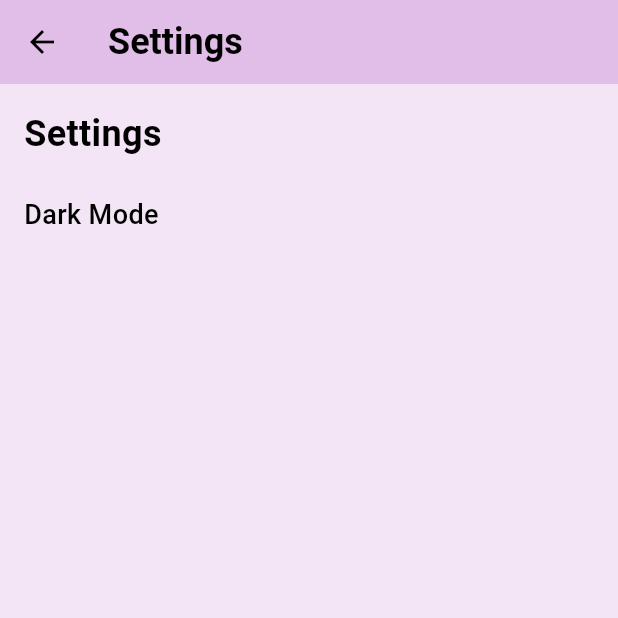
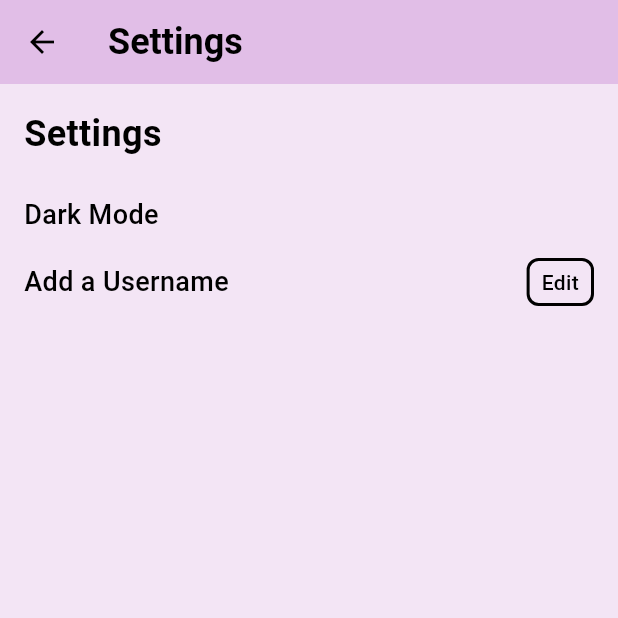
Before and after one commit to Mrityunjayyshukla/passcode_manager, a Flutter app: the screen it shows after launch, after a tap on the "settings" icon, on a phone screen of 412 x 824 dp, the top half of it. Run offline on Flutter 3.47's test engine with Material 3 defaults, Android fonts, the phone set to English and light mode, and no system bars; our stand-ins replace shared_preferences.

Commit message:
minor changes #2

```diff
--- a/lib/components.dart
+++ b/lib/components.dart
@@ -22,3 +22,5 @@ ThemeData darkMode = ThemeData(
   ),
   useMaterial3: true,
 );
+
+TextEditingController usernameEditingController = TextEditingController();
--- a/lib/main.dart
+++ b/lib/main.dart
@@ -36,6 +36,7 @@ class ListPage extends StatefulWidget {
 }
 
 class _ListPageState extends State<ListPage> {
+  String _username='';
   // This is the list of all the records which are there.
   List<Map<String, String>> records = [];
 
@@ -44,6 +45,15 @@ class _ListPageState extends State<ListPage> {
   void initState() {
     super.initState();
     _loadRecords();
+    _loadUsername();
+  }
+
+  void _loadUsername() async {
+    SharedPreferences prefs = await SharedPreferences.getInstance();
+    String savedUsername = prefs.getString('username')??'';
+    setState(() {
+      _username=savedUsername;
+    });
   }
 
   // Load Records function will be used to fetch
@@ -168,9 +178,11 @@ class _ListPageState extends State<ListPage> {
               ),
             ),
             const SizedBox(height: 16),
-            const Text(
-              "Hello, User!",
-              style: TextStyle(
+            Text(
+              usernameEditingController.text.isEmpty
+              ?"Hello, User!"
+              :"Hello, $_username!",
+              style: const TextStyle(
                 fontSize: 20,
                 fontWeight: FontWeight.bold,
               ),
--- a/lib/settings_page.dart
+++ b/lib/settings_page.dart
@@ -1,4 +1,6 @@
 import 'package:flutter/material.dart';
+import 'package:passcodemanager/components.dart';
+import 'package:shared_preferences/shared_preferences.dart';
 
 class SettingsPage extends StatefulWidget {
   const SettingsPage({super.key});
@@ -8,6 +10,15 @@ class SettingsPage extends StatefulWidget {
 }
 
 class _SettingsPageState extends State<SettingsPage> {
+  bool isEditClicked=false;
+
+  @override
+  void initState() {
+    // TODO: implement initState
+    super.initState();
+    _loadUsername();
+  }
+
   @override
   Widget build(BuildContext context) {
     return Scaffold(
@@ -26,7 +37,7 @@ class _SettingsPageState extends State<SettingsPage> {
           ),
         ),
         backgroundColor: Theme.of(context).colorScheme.primary,
-        title: Text(
+        title: const Text(
           "Settings",
           style: TextStyle(
             fontWeight: FontWeight.bold,
@@ -36,21 +47,21 @@ class _SettingsPageState extends State<SettingsPage> {
       ),
 
       // Body
-      body: const SingleChildScrollView(
-        padding: EdgeInsets.all(16),
-        physics: BouncingScrollPhysics(),
+      body: SingleChildScrollView(
+        padding: const EdgeInsets.all(16),
+        physics: const BouncingScrollPhysics(),
         child: Column(
           crossAxisAlignment: CrossAxisAlignment.start,
           children: [
-            Text(
+            const Text(
               "Settings",
               style: TextStyle(
                 fontSize: 24,
                 fontWeight: FontWeight.w700,
               ),
             ),
-            SizedBox(height: 24),
-            Row(
+            const SizedBox(height: 24),
+            const Row(
               mainAxisAlignment: MainAxisAlignment.spaceBetween,
               children: [
                 Text(
@@ -61,10 +72,76 @@ class _SettingsPageState extends State<SettingsPage> {
                   ),
                 ),
               ],
+            ),
+            const SizedBox(height: 16),
+            Row(
+              mainAxisAlignment: MainAxisAlignment.spaceBetween,
+              children: [
+                const Text(
+                  "Add a Username",
+                  style: TextStyle(
+                    fontSize: 18,
+                    fontWeight: FontWeight.w500,
+                  ),
+                ),
+                GestureDetector(
+                  child: Container(
+                    padding: const EdgeInsets.symmetric(horizontal: 8,vertical: 4),
+                    decoration: BoxDecoration(
+                      border: Border.all(width: 2,color: Theme.of(context).colorScheme.tertiary),
+                      borderRadius: BorderRadius.circular(8)
+                    ),
+                    child: Text(
+                      isEditClicked? 'Cancel':'Edit',
+                      style: const TextStyle(
+                        fontWeight: FontWeight.w500,
+                      ),
+                    ),
+                  ),
+                  onTap: (){
+                    setState(() {
+                      isEditClicked=!isEditClicked;
+                      if (!isEditClicked){
+                        _saveUsername();
+                      }
+                    });
+                  },
+                ),
+              ],
+            ),
+            const SizedBox(height: 16),
+            isEditClicked?
+            Container(
+              padding: const EdgeInsets.symmetric(horizontal: 8),
+              decoration: BoxDecoration(
+                border: Border.all(width: 2,color: Theme.of(context).colorScheme.tertiary),
+                borderRadius: BorderRadius.circular(12),
+              ),
+              child: const TextField(
+                decoration: InputDecoration(
+                  border: InputBorder.none,
+                ),
+              ),
             )
+            : const SizedBox.shrink()
           ],
         ),
       ),
     );
   }
+
+  void _saveUsername() async {
+    String enteredUsername = usernameEditingController.text;
+    // Save the entered username to SharedPreferences
+    SharedPreferences prefs = await SharedPreferences.getInstance();
+    prefs.setString('username', enteredUsername);
+    usernameEditingController.clear(); // Clear the text field after saving
+    _loadUsername(); // Reload the username to update the displayed value in ListPage
+  }
+
+  void _loadUsername() async {
+    SharedPreferences prefs = await SharedPreferences.getInstance();
+    String savedUsername = prefs.getString('username') ?? '';
+    usernameEditingController.text=savedUsername;
+  }
 }
```
Also changed, not shown: lib/add_entry.dart (+21 -4 lines), lib/edit_entry.dart (+43 -13 lines).
